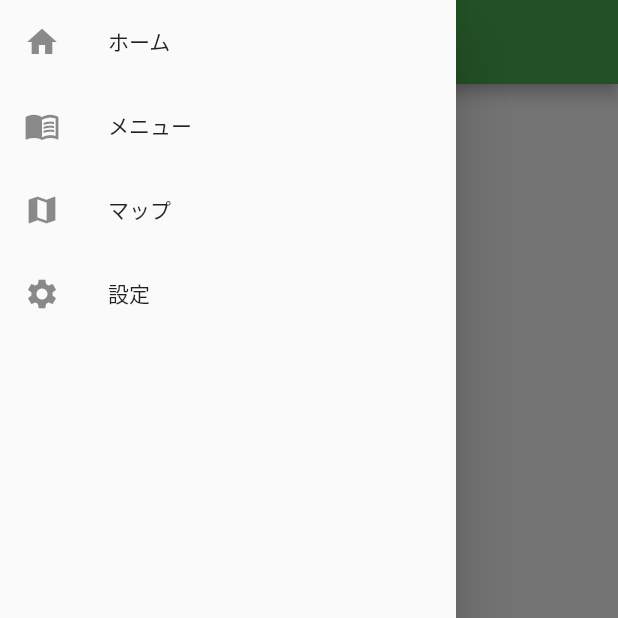
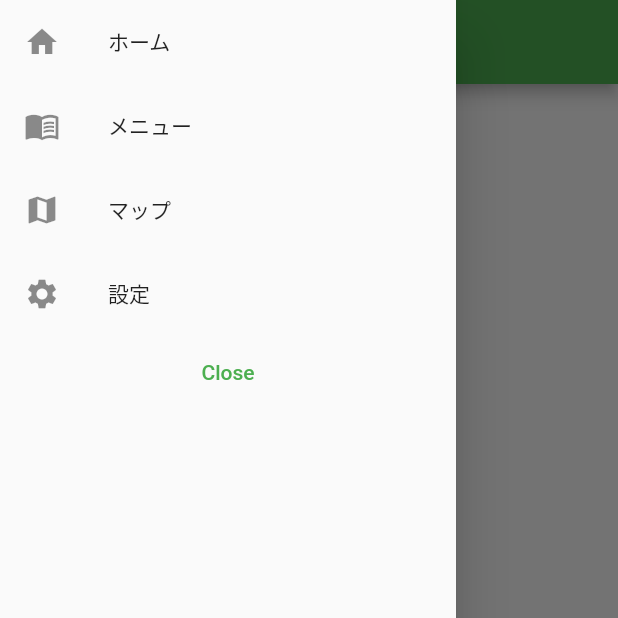
Before and after one commit to p238049y/paractice, a Flutter app: the screen it shows after launch, with the side drawer open, on a phone screen of 412 x 824 dp, the top half of it. Run offline on Flutter 3.47's test engine with Material 2 defaults, Android fonts, the phone set to English and light mode, and no system bars; our stand-ins replace shared_preferences.

Commit message:
[update] #10 サイドメニューの最下層に閉じるボタンを追加

```diff
--- a/my_app/lib/main.dart
+++ b/my_app/lib/main.dart
@@ -141,6 +141,12 @@ class _MyHomePageState extends State<MyHomePage> with TickerProviderStateMixin{
               leading: Icon(Icons.settings),
               title: Text("設定"),
             ),
+            TextButton(
+                onPressed: () {
+                  Navigator.pop(context);
+                },
+                child: const Text('Close'),
+              )
           ]),
         ),
       ),
```
